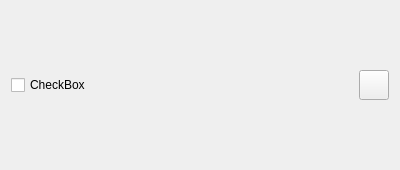
Before: the Qt Designer form src/airunner/components/documents/gui/widgets/templates/document.ui in Capsize-Games/airunner, drawn with Qt 5.
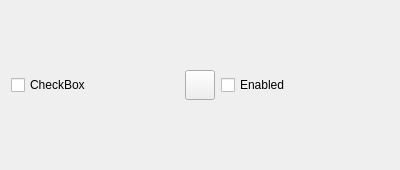
After: the same form once the commit is applied. Icons and pictures are not drawn.

Commit message: Home: add manual indexing UI and bridge; RAG: implement manual index_all_documents and cancel flow; worker: ensure synchronous LLM load before indexing; docs: homepage improvements; DB: add alembic migration (file created but not committed)

Diff of the .ui file:
```diff
--- a/src/airunner/components/documents/gui/widgets/templates/document.ui
+++ b/src/airunner/components/documents/gui/widgets/templates/document.ui
@@ -47,6 +47,13 @@
      </property>
     </widget>
    </item>
+  <item row="0" column="2">
+   <widget class="QCheckBox" name="enabledCheckBox">
+    <property name="text">
+    <string>Enabled</string>
+    </property>
+   </widget>
+  </item>
   </layout>
  </widget>
  <resources>
```
The commit also changes 10 other files.
